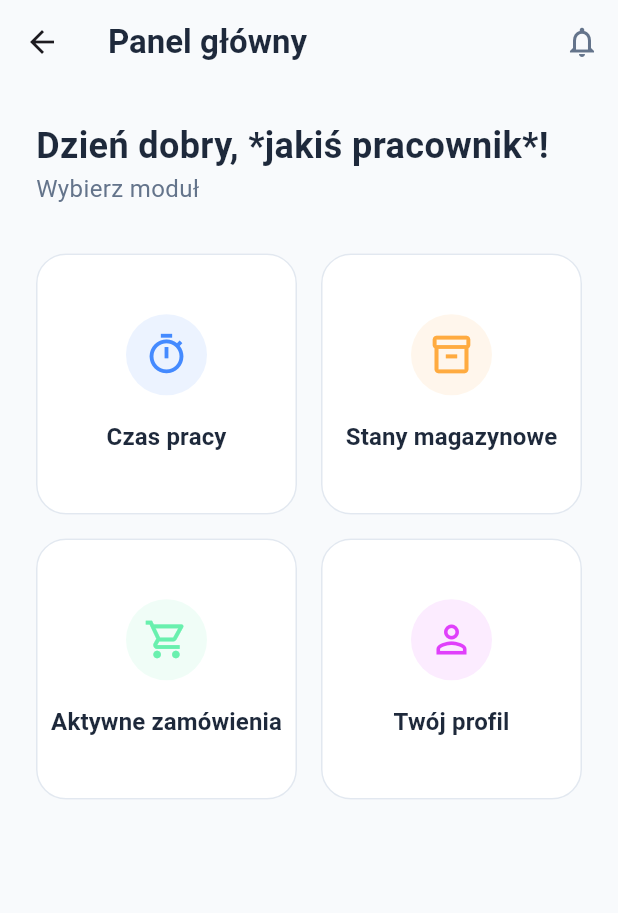
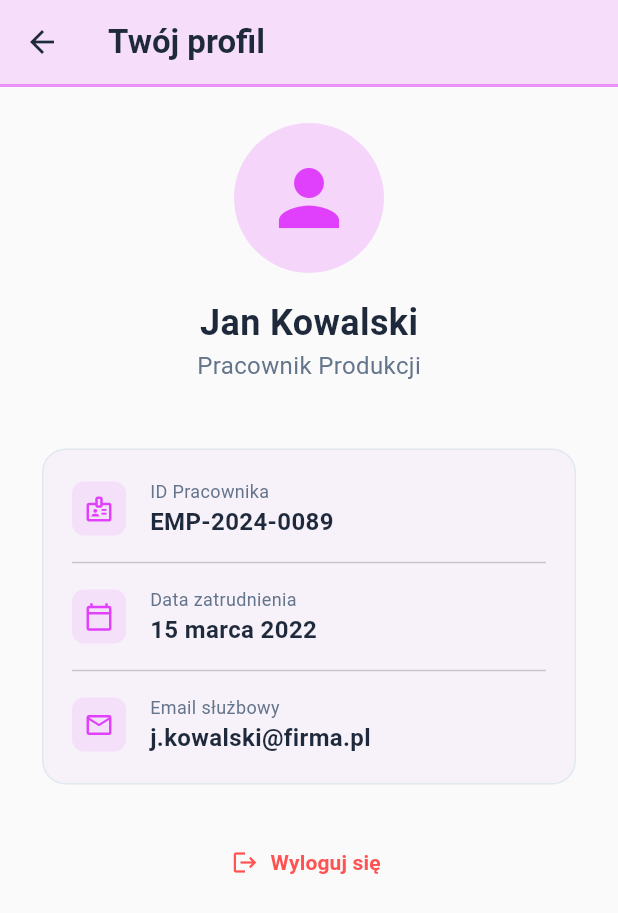
Before and after one commit to mn-6/mobile-alkozon, a Flutter app: the DashboardScreen screen opened directly, after a tap on "Twój profil", on a phone screen of 412 x 824 dp. Shown: the top 913 px of the screen. Run offline on Flutter 3.47's test engine with Material 3 defaults, Android fonts, the phone set to English and light mode, and no system bars; network calls fail.

Commit message:
orders/profile/password reset screens

```diff
--- a/Alkozon/lib/screens/dashboard.dart
+++ b/Alkozon/lib/screens/dashboard.dart
@@ -1,6 +1,8 @@
 import 'package:flutter/material.dart';
 import 'work_time_screen.dart';
 import 'inventory_screen.dart';
+import 'order_screen.dart';
+import 'profile_screen.dart';
 
 class DashboardScreen extends StatelessWidget {
   const DashboardScreen({super.key});
@@ -75,7 +77,12 @@ class DashboardScreen extends StatelessWidget {
                     title: "Aktywne zamówienia",
                     icon: Icons.shopping_cart_outlined,
                     color: Colors.greenAccent,
-                    onPressed: () => print("Zamówienia"),
+                    onPressed: () {
+                      Navigator.push(
+                        context,
+                        MaterialPageRoute(builder: (context) => const OrdersScreen()),
+                      );
+                    },
                   ),
 
                   _buildMenuCard(
@@ -83,7 +90,12 @@ class DashboardScreen extends StatelessWidget {
                     title: "Twój profil",
                     icon: Icons.person_outline,
                     color: Colors.purpleAccent,
-                    onPressed: () => print("Profil"),
+                    onPressed: () {
+                      Navigator.push(
+                        context,
+                        MaterialPageRoute(builder: (context) => const ProfileScreen()),
+                      );
+                    },
                   ),
                 ],
               ),
--- /dev/null
+++ b/Alkozon/lib/screens/profile_screen.dart
@@ -0,0 +1,154 @@
+import 'package:flutter/material.dart';
+
+class ProfileScreen extends StatelessWidget {
+  const ProfileScreen({super.key});
+
+  @override
+  Widget build(BuildContext context) {
+    const Color themeColor = Colors.purpleAccent;
+
+    return Scaffold(
+      backgroundColor: Colors.grey.shade50,
+      appBar: AppBar(
+        leading: IconButton(
+          icon: const Icon(Icons.arrow_back, color: Color(0xFF1E293B)),
+          onPressed: () => Navigator.pop(context),
+        ),
+        title: const Text(
+          "Twój profil",
+          style: TextStyle(color: Color(0xFF1E293B), fontWeight: FontWeight.bold),
+        ),
+        backgroundColor: themeColor.withOpacity(0.15),
+        elevation: 0,
+        bottom: PreferredSize(
+          preferredSize: const Size.fromHeight(2.0),
+          child: Container(
+            color: themeColor.withOpacity(0.5),
+            height: 2.0,
+          ),
+        ),
+      ),
+      body: SingleChildScrollView(
+        padding: const EdgeInsets.all(24.0),
+        child: Column(
+          children: [
+            Center(
+              child: Column(
+                children: [
+                  CircleAvatar(
+                    radius: 50,
+                    backgroundColor: themeColor.withOpacity(0.2),
+                    child: const Icon(Icons.person, size: 60, color: themeColor),
+                  ),
+                  const SizedBox(height: 16),
+                  const Text(
+                    "Jan Kowalski",
+                    style: TextStyle(
+                      fontSize: 24,
+                      fontWeight: FontWeight.bold,
+                      color: Color(0xFF1E293B),
+                    ),
+                  ),
+                  const Text(
+                    "Pracownik Produkcji",
+                    style: TextStyle(color: Color(0xFF64748B), fontSize: 16),
+                  ),
+                ],
+              ),
+            ),
+            const SizedBox(height: 40),
+
+            Card(
+              elevation: 0,
+              shape: RoundedRectangleBorder(
+                borderRadius: BorderRadius.circular(16),
+                side: const BorderSide(color: Color(0xFFE2E8F0)),
+              ),
+              child: Padding(
+                padding: const EdgeInsets.all(20.0),
+                child: Column(
+                  children: [
+                    _buildProfileRow(
+                      icon: Icons.badge_outlined,
+                      label: "ID Pracownika",
+                      value: "EMP-2024-0089",
+                      color: themeColor,
+                    ),
+                    const Divider(height: 32),
+                    _buildProfileRow(
+                      icon: Icons.calendar_today_outlined,
+                      label: "Data zatrudnienia",
+                      value: "15 marca 2022",
+                      color: themeColor,
+                    ),
+                    const Divider(height: 32),
+                    _buildProfileRow(
+                      icon: Icons.email_outlined,
+                      label: "Email służbowy",
+                      value: "j.kowalski@firma.pl",
+                      color: themeColor,
+                    ),
+                  ],
+                ),
+              ),
+            ),
+
+            const SizedBox(height: 24),
+
+            SizedBox(
+              width: double.infinity,
+              child: TextButton.icon(
+                onPressed: () {
+                Navigator.of(context).popUntil((route) => route.isFirst);
+                },
+                icon: const Icon(Icons.logout, color: Colors.redAccent),
+                label: const Text(
+                  "Wyloguj się",
+                  style: TextStyle(color: Colors.redAccent, fontWeight: FontWeight.bold),
+                ),
+              ),
+            ),
+          ],
+        ),
+      ),
+    );
+  }
+
+  Widget _buildProfileRow({
+    required IconData icon,
+    required String label,
+    required String value,
+    required Color color,
+  }) {
+    return Row(
+      children: [
+        Container(
+          padding: const EdgeInsets.all(8),
+          decoration: BoxDecoration(
+            color: color.withOpacity(0.1),
+            borderRadius: BorderRadius.circular(8),
+          ),
+          child: Icon(icon, color: color, size: 20),
+        ),
+        const SizedBox(width: 16),
+        Column(
+          crossAxisAlignment: CrossAxisAlignment.start,
+          children: [
+            Text(
+              label,
+              style: const TextStyle(color: Color(0xFF64748B), fontSize: 12),
+            ),
+            Text(
+              value,
+              style: const TextStyle(
+                color: Color(0xFF1E293B),
+                fontSize: 16,
+                fontWeight: FontWeight.bold,
+              ),
+            ),
+          ],
+        ),
+      ],
+    );
+  }
+}
```
Also changed, not shown: Alkozon/lib/main.dart (+5 -5 lines), Alkozon/lib/screens/forgot_password_screen.dart (added, +108 -0 lines), Alkozon/lib/screens/order_detail_screen.dart (added, +170 -0 lines), Alkozon/lib/screens/order_screen.dart (added, +133 -0 lines), Alkozon/lib/screens/work_time_screen.dart (+100 -38 lines).
